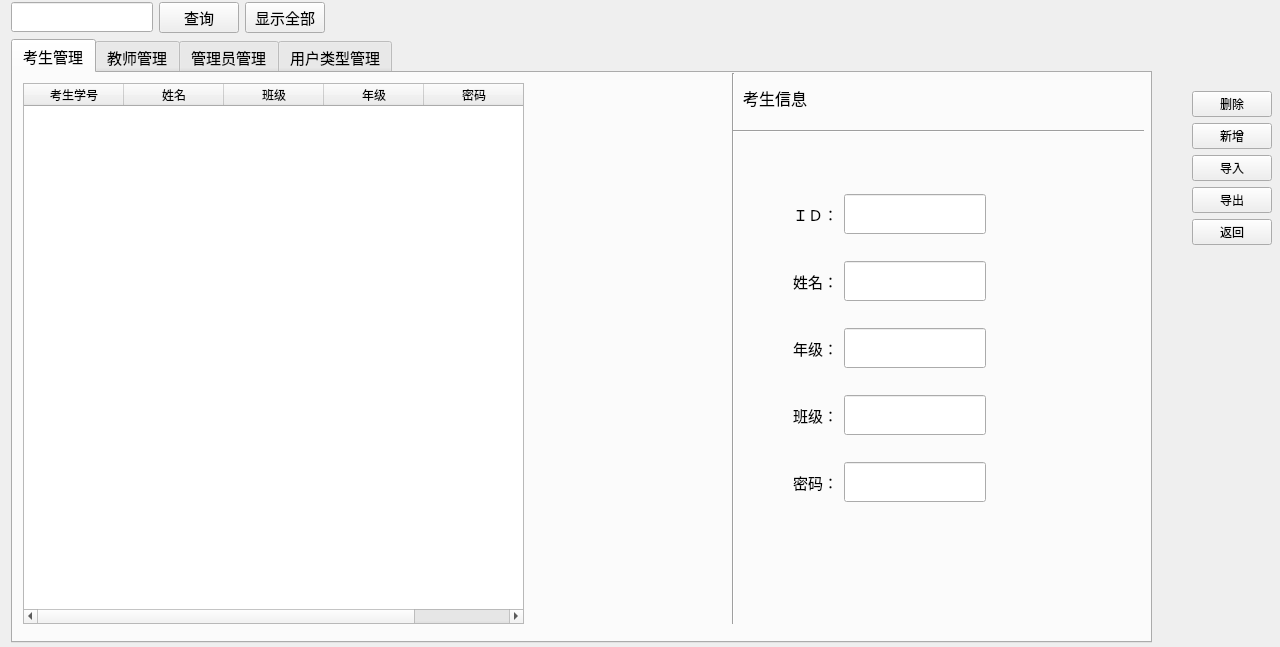
First picture: the form in server/membermanage.ui, repository AlanForeverAi/Exams, before the edit.
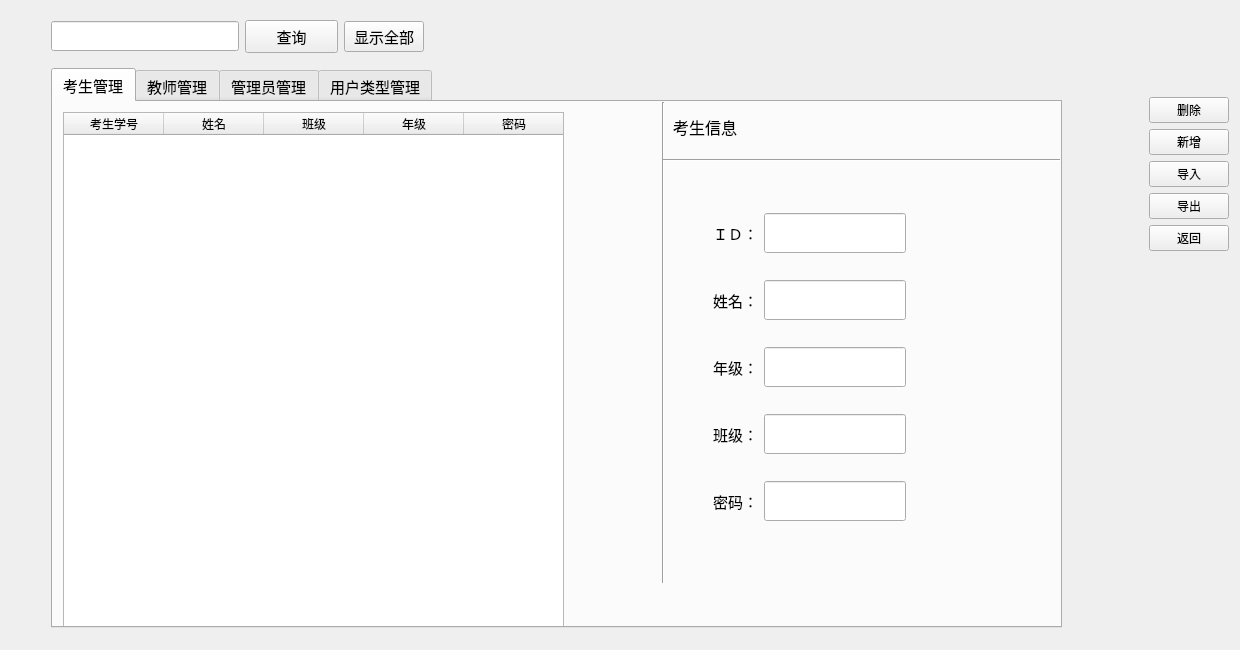
Second picture: the form after the edit.

Diff of the .ui file:
```diff
--- a/server/membermanage.ui
+++ b/server/membermanage.ui
@@ -6,10 +6,22 @@
    <rect>
     <x>0</x>
     <y>0</y>
-    <width>1280</width>
-    <height>647</height>
+    <width>1240</width>
+    <height>650</height>
    </rect>
   </property>
+  <property name="minimumSize">
+   <size>
+    <width>1240</width>
+    <height>650</height>
+   </size>
+  </property>
+  <property name="maximumSize">
+   <size>
+    <width>1240</width>
+    <height>650</height>
+   </size>
+  </property>
   <property name="font">
    <font>
     <family>微软雅黑</family>
@@ -19,19 +31,320 @@
   <property name="windowTitle">
    <string>成员管理界面</string>
   </property>
-  <widget class="QWidget" name="layoutWidget">
-   <property name="geometry">
-    <rect>
-     <x>11</x>
-     <y>2</y>
-     <width>1261</width>
-     <height>641</height>
-    </rect>
-   </property>
-   <layout class="QVBoxLayout" name="verticalLayout_5">
+  <layout class="QGridLayout" name="gridLayout">
+   <item row="0" column="4">
+    <layout class="QVBoxLayout" name="verticalLayout">
+     <item>
+      <spacer name="verticalSpacer">
+       <property name="orientation">
+        <enum>Qt::Vertical</enum>
+       </property>
+       <property name="sizeHint" stdset="0">
+        <size>
+         <width>20</width>
+         <height>40</height>
+        </size>
+       </property>
+      </spacer>
+     </item>
     <item>
-     <layout class="QHBoxLayout" name="horizontalLayout_3">
+      <spacer name="verticalSpacer_2">
+       <property name="orientation">
+        <enum>Qt::Vertical</enum>
+       </property>
+       <property name="sizeHint" stdset="0">
+        <size>
+         <width>20</width>
+         <height>40</height>
+        </size>
+       </property>
+      </spacer>
+     </item>
       <item>
+      <widget class="QPushButton" name="pushButton_delete_user">
+       <property name="sizePolicy">
+        <sizepolicy hsizetype="Fixed" vsizetype="Fixed">
+         <horstretch>0</horstretch>
+         <verstretch>0</verstretch>
+        </sizepolicy>
+       </property>
+       <property name="minimumSize">
+        <size>
+         <width>0</width>
+         <height>0</height>
+        </size>
+       </property>
+       <property name="font">
+        <font>
+         <family>SimSun-ExtB</family>
+         <pointsize>9</pointsize>
+        </font>
+       </property>
+       <property name="text">
+        <string>删除</string>
+       </property>
+      </widget>
+     </item>
+     <item>
+      <widget class="QPushButton" name="pushButton_add_user">
+       <property name="sizePolicy">
+        <sizepolicy hsizetype="Fixed" vsizetype="Fixed">
+         <horstretch>0</horstretch>
+         <verstretch>0</verstretch>
+        </sizepolicy>
+       </property>
+       <property name="minimumSize">
+        <size>
+         <width>0</width>
+         <height>0</height>
+        </size>
+       </property>
+       <property name="font">
+        <font>
+         <family>SimSun-ExtB</family>
+         <pointsize>9</pointsize>
+        </font>
+       </property>
+       <property name="text">
+        <string>新增</string>
+       </property>
+      </widget>
+     </item>
+     <item>
+      <widget class="QPushButton" name="pushButton_import">
+       <property name="sizePolicy">
+        <sizepolicy hsizetype="Fixed" vsizetype="Fixed">
+         <horstretch>0</horstretch>
+         <verstretch>0</verstretch>
+        </sizepolicy>
+       </property>
+       <property name="minimumSize">
+        <size>
+         <width>0</width>
+         <height>0</height>
+        </size>
+       </property>
+       <property name="font">
+        <font>
+         <family>SimSun-ExtB</family>
+         <pointsize>9</pointsize>
+        </font>
+       </property>
+       <property name="text">
+        <string>导入</string>
+       </property>
+      </widget>
+     </item>
+     <item>
+      <widget class="QPushButton" name="pushButton_export">
+       <property name="sizePolicy">
+        <sizepolicy hsizetype="Fixed" vsizetype="Fixed">
+         <horstretch>0</horstretch>
+         <verstretch>0</verstretch>
+        </sizepolicy>
+       </property>
+       <property name="minimumSize">
+        <size>
+         <width>0</width>
+         <height>0</height>
+        </size>
+       </property>
+       <property name="font">
+        <font>
+         <family>SimSun-ExtB</family>
+         <pointsize>9</pointsize>
+        </font>
+       </property>
+       <property name="text">
+        <string>导出</string>
+       </property>
+      </widget>
+     </item>
+     <item>
+      <widget class="QPushButton" name="pushButton_back">
+       <property name="sizePolicy">
+        <sizepolicy hsizetype="Fixed" vsizetype="Fixed">
+         <horstretch>0</horstretch>
+         <verstretch>0</verstretch>
+        </sizepolicy>
+       </property>
+       <property name="minimumSize">
+        <size>
+         <width>0</width>
+         <height>0</height>
+        </size>
+       </property>
+       <property name="maximumSize">
+        <size>
+         <width>16777215</width>
+         <height>1111</height>
+        </size>
+       </property>
+       <property name="font">
+        <font>
+         <family>SimSun-ExtB</family>
+         <pointsize>9</pointsize>
+         <weight>50</weight>
+         <italic>false</italic>
+         <bold>false</bold>
+         <underline>false</underline>
+         <strikeout>false</strikeout>
+        </font>
+       </property>
+       <property name="layoutDirection">
+        <enum>Qt::RightToLeft</enum>
+       </property>
+       <property name="text">
+        <string>返回</string>
+       </property>
+      </widget>
+     </item>
+     <item>
+      <spacer name="verticalSpacer_3">
+       <property name="orientation">
+        <enum>Qt::Vertical</enum>
+       </property>
+       <property name="sizeHint" stdset="0">
+        <size>
+         <width>20</width>
+         <height>40</height>
+        </size>
+       </property>
+      </spacer>
+     </item>
+     <item>
+      <spacer name="verticalSpacer_7">
+       <property name="orientation">
+        <enum>Qt::Vertical</enum>
+       </property>
+       <property name="sizeHint" stdset="0">
+        <size>
+         <width>20</width>
+         <height>40</height>
+        </size>
+       </property>
+      </spacer>
+     </item>
+     <item>
+      <spacer name="verticalSpacer_8">
+       <property name="orientation">
+        <enum>Qt::Vertical</enum>
+       </property>
+       <property name="sizeHint" stdset="0">
+        <size>
+         <width>20</width>
+         <height>40</height>
+        </size>
+       </property>
+      </spacer>
+     </item>
+     <item>
+      <spacer name="verticalSpacer_4">
+       <property name="orientation">
+        <enum>Qt::Vertical</enum>
+       </property>
+       <property name="sizeHint" stdset="0">
+        <size>
+         <width>20</width>
+         <height>40</height>
+        </size>
+       </property>
+      </spacer>
+     </item>
+     <item>
+      <spacer name="verticalSpacer_10">
+       <property name="orientation">
+        <enum>Qt::Vertical</enum>
+       </property>
+       <property name="sizeHint" stdset="0">
+        <size>
+         <width>20</width>
+         <height>40</height>
+        </size>
+       </property>
+      </spacer>
+     </item>
+     <item>
+      <spacer name="verticalSpacer_9">
+       <property name="orientation">
+        <enum>Qt::Vertical</enum>
+       </property>
+       <property name="sizeHint" stdset="0">
+        <size>
+         <width>20</width>
+         <height>40</height>
+        </size>
+       </property>
+      </spacer>
+     </item>
+     <item>
+      <spacer name="verticalSpacer_5">
+       <property name="orientation">
+        <enum>Qt::Vertical</enum>
+       </property>
+       <property name="sizeHint" stdset="0">
+        <size>
+         <width>20</width>
+         <height>40</height>
+        </size>
+       </property>
+      </spacer>
+     </item>
+     <item>
+      <spacer name="verticalSpacer_11">
+       <property name="orientation">
+        <enum>Qt::Vertical</enum>
+       </property>
+       <property name="sizeHint" stdset="0">
+        <size>
+         <width>20</width>
+         <height>40</height>
+        </size>
+       </property>
+      </spacer>
+     </item>
+     <item>
+      <spacer name="verticalSpacer_6">
+       <property name="orientation">
+        <enum>Qt::Vertical</enum>
+       </property>
+       <property name="sizeHint" stdset="0">
+        <size>
+         <width>20</width>
+         <height>40</height>
+        </size>
+       </property>
+      </spacer>
+     </item>
+    </layout>
+   </item>
+   <item row="0" column="0">
+    <spacer name="horizontalSpacer_2">
+     <property name="orientation">
+      <enum>Qt::Horizontal</enum>
+     </property>
+     <property name="sizeHint" stdset="0">
+      <size>
+       <width>40</width>
+       <height>20</height>
+      </size>
+     </property>
+    </spacer>
+   </item>
+   <item row="0" column="3">
+    <spacer name="horizontalSpacer">
+     <property name="orientation">
+      <enum>Qt::Horizontal</enum>
+     </property>
+     <property name="sizeHint" stdset="0">
+      <size>
+       <width>26</width>
+       <height>20</height>
+      </size>
+     </property>
+    </spacer>
+   </item>
+   <item row="0" column="1">
        <layout class="QVBoxLayout" name="verticalLayout_2">
         <item>
          <layout class="QHBoxLayout" name="horizontalLayout_21">
@@ -45,6 +358,18 @@
                 <verstretch>0</verstretch>
                </sizepolicy>
               </property>
+           <property name="minimumSize">
+            <size>
+             <width>188</width>
+             <height>30</height>
+            </size>
+           </property>
+           <property name="maximumSize">
+            <size>
+             <width>188</width>
+             <height>30</height>
+            </size>
+           </property>
               <property name="text">
                <string/>
               </property>
@@ -52,6 +377,18 @@
             </item>
             <item>
              <widget class="QPushButton" name="pushButton_search">
+           <property name="minimumSize">
+            <size>
+             <width>93</width>
+             <height>33</height>
+            </size>
+           </property>
+           <property name="maximumSize">
+            <size>
+             <width>93</width>
+             <height>16777215</height>
+            </size>
+           </property>
               <property name="text">
                <string>查询</string>
               </property>
@@ -84,15 +421,21 @@
         <item>
          <widget class="QTabWidget" name="tabWidget">
           <property name="sizePolicy">
-           <sizepolicy hsizetype="Fixed" vsizetype="Expanding">
+        <sizepolicy hsizetype="Preferred" vsizetype="Preferred">
             <horstretch>0</horstretch>
             <verstretch>0</verstretch>
            </sizepolicy>
           </property>
           <property name="minimumSize">
            <size>
-            <width>1141</width>
-            <height>519</height>
+         <width>1011</width>
+         <height>560</height>
+        </size>
+       </property>
+       <property name="maximumSize">
+        <size>
+         <width>1011</width>
+         <height>560</height>
            </size>
           </property>
           <property name="font">
@@ -164,10 +507,10 @@
            <widget class="Line" name="line_2">
             <property name="geometry">
              <rect>
-              <x>710</x>
+           <x>600</x>
               <y>0</y>
               <width>20</width>
-              <height>551</height>
+           <height>481</height>
              </rect>
             </property>
             <property name="orientation">
@@ -177,9 +520,9 @@
            <widget class="Line" name="line_7">
             <property name="geometry">
              <rect>
-              <x>720</x>
+           <x>610</x>
               <y>50</y>
-              <width>411</width>
+           <width>461</width>
               <height>16</height>
              </rect>
             </property>
@@ -190,7 +533,7 @@
            <widget class="QLabel" name="label_8">
             <property name="geometry">
              <rect>
-              <x>730</x>
+           <x>620</x>
               <y>10</y>
               <width>81</width>
               <height>31</height>
@@ -207,8 +550,8 @@
            <widget class="QWidget" name="layoutWidget">
             <property name="geometry">
              <rect>
-              <x>780</x>
-              <y>100</y>
+           <x>660</x>
+           <y>90</y>
               <width>271</width>
               <height>351</height>
              </rect>
@@ -1162,296 +1505,20 @@
         </item>
        </layout>
       </item>
-      <item>
-       <layout class="QVBoxLayout" name="verticalLayout">
-        <item>
-         <spacer name="verticalSpacer">
+   <item row="0" column="2">
+    <spacer name="horizontalSpacer_3">
           <property name="orientation">
-           <enum>Qt::Vertical</enum>
+      <enum>Qt::Horizontal</enum>
           </property>
           <property name="sizeHint" stdset="0">
            <size>
-            <width>20</width>
-            <height>40</height>
+       <width>40</width>
+       <height>20</height>
            </size>
           </property>
          </spacer>
         </item>
-        <item>
-         <spacer name="verticalSpacer_2">
-          <property name="orientation">
-           <enum>Qt::Vertical</enum>
-          </property>
-          <property name="sizeHint" stdset="0">
-           <size>
-            <width>20</width>
-            <height>40</height>
-           </size>
-          </property>
-         </spacer>
-        </item>
-        <item>
-         <widget class="QPushButton" name="pushButton_delete_user">
-          <property name="sizePolicy">
-           <sizepolicy hsizetype="Fixed" vsizetype="Fixed">
-            <horstretch>0</horstretch>
-            <verstretch>0</verstretch>
-           </sizepolicy>
-          </property>
-          <property name="minimumSize">
-           <size>
-            <width>0</width>
-            <height>0</height>
-           </size>
-          </property>
-          <property name="font">
-           <font>
-            <family>SimSun-ExtB</family>
-            <pointsize>9</pointsize>
-           </font>
-          </property>
-          <property name="text">
-           <string>删除</string>
-          </property>
-         </widget>
-        </item>
-        <item>
-         <widget class="QPushButton" name="pushButton_add_user">
-          <property name="sizePolicy">
-           <sizepolicy hsizetype="Fixed" vsizetype="Fixed">
-            <horstretch>0</horstretch>
-            <verstretch>0</verstretch>
-           </sizepolicy>
-          </property>
-          <property name="minimumSize">
-           <size>
-            <width>0</width>
-            <height>0</height>
-           </size>
-          </property>
-          <property name="font">
-           <font>
-            <family>SimSun-ExtB</family>
-            <pointsize>9</pointsize>
-           </font>
-          </property>
-          <property name="text">
-           <string>新增</string>
-          </property>
-         </widget>
-        </item>
-        <item>
-         <widget class="QPushButton" name="pushButton_import">
-          <property name="sizePolicy">
-           <sizepolicy hsizetype="Fixed" vsizetype="Fixed">
-            <horstretch>0</horstretch>
-            <verstretch>0</verstretch>
-           </sizepolicy>
-          </property>
-          <property name="minimumSize">
-           <size>
-            <width>0</width>
-            <height>0</height>
-           </size>
-          </property>
-          <property name="font">
-           <font>
-            <family>SimSun-ExtB</family>
-            <pointsize>9</pointsize>
-           </font>
-          </property>
-          <property name="text">
-           <string>导入</string>
-          </property>
-         </widget>
-        </item>
-        <item>
-         <widget class="QPushButton" name="pushButton_export">
-          <property name="sizePolicy">
-           <sizepolicy hsizetype="Fixed" vsizetype="Fixed">
-            <horstretch>0</horstretch>
-            <verstretch>0</verstretch>
-           </sizepolicy>
-          </property>
-          <property name="minimumSize">
-           <size>
-            <width>0</width>
-            <height>0</height>
-           </size>
-          </property>
-          <property name="font">
-           <font>
-            <family>SimSun-ExtB</family>
-            <pointsize>9</pointsize>
-           </font>
-          </property>
-          <property name="text">
-           <string>导出</string>
-          </property>
-         </widget>
-        </item>
-        <item>
-         <widget class="QPushButton" name="pushButton_back">
-          <property name="sizePolicy">
-           <sizepolicy hsizetype="Fixed" vsizetype="Fixed">
-            <horstretch>0</horstretch>
-            <verstretch>0</verstretch>
-           </sizepolicy>
-          </property>
-          <property name="minimumSize">
-           <size>
-            <width>0</width>
-            <height>0</height>
-           </size>
-          </property>
-          <property name="maximumSize">
-           <size>
-            <width>16777215</width>
-            <height>1111</height>
-           </size>
-          </property>
-          <property name="font">
-           <font>
-            <family>SimSun-ExtB</family>
-            <pointsize>9</pointsize>
-            <weight>50</weight>
-            <italic>false</italic>
-            <bold>false</bold>
-            <underline>false</underline>
-            <strikeout>false</strikeout>
-           </font>
-          </property>
-          <property name="layoutDirection">
-           <enum>Qt::RightToLeft</enum>
-          </property>
-          <property name="text">
-           <string>返回</string>
-          </property>
-         </widget>
-        </item>
-        <item>
-         <spacer name="verticalSpacer_3">
-          <property name="orientation">
-           <enum>Qt::Vertical</enum>
-          </property>
-          <property name="sizeHint" stdset="0">
-           <size>
-            <width>20</width>
-            <height>40</height>
-           </size>
-          </property>
-         </spacer>
-        </item>
-        <item>
-         <spacer name="verticalSpacer_7">
-          <property name="orientation">
-           <enum>Qt::Vertical</enum>
-          </property>
-          <property name="sizeHint" stdset="0">
-           <size>
-            <width>20</width>
-            <height>40</height>
-           </size>
-          </property>
-         </spacer>
-        </item>
-        <item>
-         <spacer name="verticalSpacer_8">
-          <property name="orientation">
-           <enum>Qt::Vertical</enum>
-          </property>
-          <property name="sizeHint" stdset="0">
-           <size>
-            <width>20</width>
-            <height>40</height>
-           </size>
-          </property>
-         </spacer>
-        </item>
-        <item>
-         <spacer name="verticalSpacer_4">
-          <property name="orientation">
-           <enum>Qt::Vertical</enum>
-          </property>
-          <property name="sizeHint" stdset="0">
-           <size>
-            <width>20</width>
-            <height>40</height>
-           </size>
-          </property>
-         </spacer>
-        </item>
-        <item>
-         <spacer name="verticalSpacer_10">
-          <property name="orientation">
-           <enum>Qt::Vertical</enum>
-          </property>
-          <property name="sizeHint" stdset="0">
-           <size>
-            <width>20</width>
-            <height>40</height>
-           </size>
-          </property>
-         </spacer>
-        </item>
-        <item>
-         <spacer name="verticalSpacer_9">
-          <property name="orientation">
-           <enum>Qt::Vertical</enum>
-          </property>
-          <property name="sizeHint" stdset="0">
-           <size>
-            <width>20</width>
-            <height>40</height>
-           </size>
-          </property>
-         </spacer>
-        </item>
-        <item>
-         <spacer name="verticalSpacer_5">
-          <property name="orientation">
-           <enum>Qt::Vertical</enum>
-          </property>
-          <property name="sizeHint" stdset="0">
-           <size>
-            <width>20</width>
-            <height>40</height>
-           </size>
-          </property>
-         </spacer>
-        </item>
-        <item>
-         <spacer name="verticalSpacer_11">
-          <property name="orientation">
-           <enum>Qt::Vertical</enum>
-          </property>
-          <property name="sizeHint" stdset="0">
-           <size>
-            <width>20</width>
-            <height>40</height>
-           </size>
-          </property>
-         </spacer>
-        </item>
-        <item>
-         <spacer name="verticalSpacer_6">
-          <property name="orientation">
-           <enum>Qt::Vertical</enum>
-          </property>
-          <property name="sizeHint" stdset="0">
-           <size>
-            <width>20</width>
-            <height>40</height>
-           </size>
-          </property>
-         </spacer>
-        </item>
-       </layout>
-      </item>
-     </layout>
-    </item>
-   </layout>
-  </widget>
+  </layout>
  </widget>
  <resources/>
  <connections/>
```
Left out of the diff: 34 changed lines with no effect on the pictures. Lines whose indentation alone changed are shown as unchanged.
